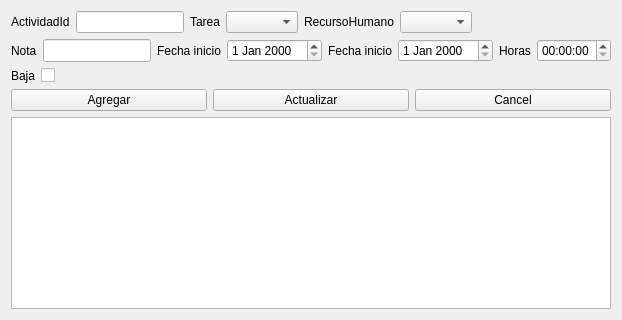
Old version of the form views/ui/actividad_form.ui in the repository CocoMarck/administracionDeActividades.
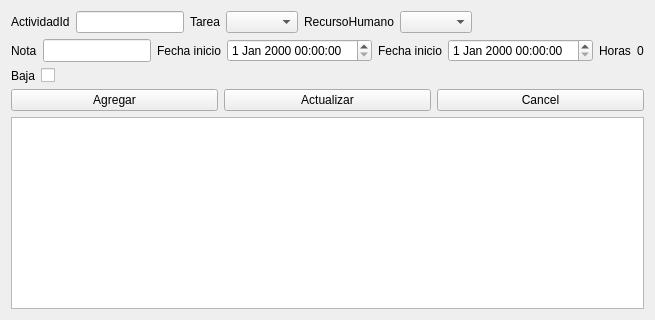
New version of the form.

Commit message: Improving actividad form

The edit to the form file:
```diff
--- a/views/ui/actividad_form.ui
+++ b/views/ui/actividad_form.ui
@@ -153,7 +153,7 @@
      </item>
      
      <item>
-      <widget class="QDateEdit" name="start_date">
+      <widget class="QDateTimeEdit" name="start_date">
        <property name="sizePolicy">
         <sizepolicy hsizetype="Fixed" vsizetype="Preferred">
          <horstretch>1</horstretch><verstretch>1</verstretch>
@@ -179,7 +179,7 @@
      </item>
      
      <item>
-      <widget class="QDateEdit" name="end_date">
+      <widget class="QDateTimeEdit" name="end_date">
        <property name="sizePolicy">
         <sizepolicy hsizetype="Fixed" vsizetype="Preferred">
          <horstretch>1</horstretch><verstretch>1</verstretch>
@@ -205,7 +205,9 @@
      </item>
      
      <item>
-      <widget class="QTimeEdit" name="time_hours">
+      <widget class="QLabel" name="label_time_hours">
+       <property name="text"> <string>0</string> </property>
+
        <property name="sizePolicy">
         <sizepolicy hsizetype="Fixed" vsizetype="Preferred">
          <horstretch>1</horstretch><verstretch>1</verstretch>
```
The commit also changes 1 other file.
